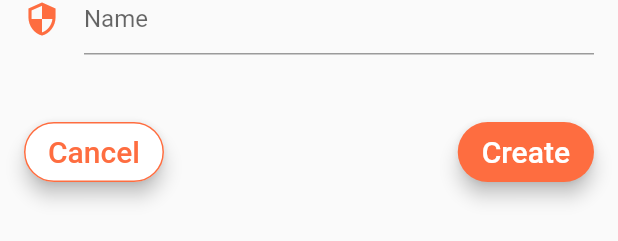
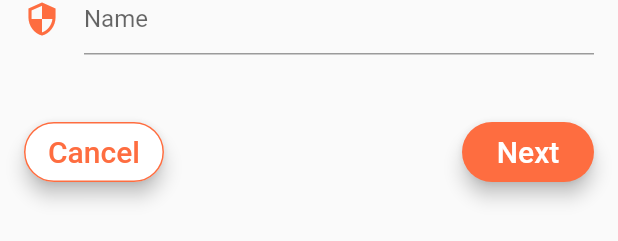
Before and after one commit to Ruenzic/NightWatchOld, a Flutter app: the HomeView widget shown alone on an empty page, opened directly, after a tap on "Create", on a phone screen of 412 x 824 dp. Shown: the part 118-359 px from the top of the screen. Run offline on Flutter 3.47's test engine with Material 2 defaults, Android fonts, the phone set to English and light mode, and no system bars; our stand-ins replace cloud_firestore, firebase_auth, firebase_database, google_maps_flutter; missing offline and left inert: flutter_google_places, geocoder; accounts and stored records are empty.

Commit message:
Setting up create form on home page and google maps services

```diff
--- a/lib/views/home_view.dart
+++ b/lib/views/home_view.dart
@@ -3,6 +3,10 @@ import 'package:i_am_rich/models/user.dart';
 import 'package:i_am_rich/services/user_service.dart';
 import 'package:provider/provider.dart';
 import 'package:firebase_auth/firebase_auth.dart';
+import 'package:geocoder/geocoder.dart';
+import 'package:flutter_google_places/flutter_google_places.dart';
+import 'package:google_maps_flutter/google_maps_flutter.dart';
+
 
 class HomeView extends StatefulWidget {
   @override
@@ -16,10 +20,15 @@ class _HomeState extends State<HomeView> {
   final _formKey = new GlobalKey<FormState>();
   String _name;
   bool _isPrivate = false;
+  String _formPage = '1';
+  String _location_name;
+  String _location_latitude;
+  String _location_longitude;
+
+//  const kGoogleApiKey = "Api_key";
+//  GoogleMapsPlaces _places = GoogleMapsPlaces(apiKey: kGoogleApiKey);
 
   Widget build(BuildContext context) {
-
-
     final user = Provider.of<User>(context);
     final firebaseUser = Provider.of<FirebaseUser>(context);
 
@@ -45,30 +54,44 @@ class _HomeState extends State<HomeView> {
             ]),
           );
         } else {
+          return showForm();
+        }
+      }
+    }
+  }
+
+  Widget showForm() {
     return new Container(
       padding: EdgeInsets.all(16.0),
       child: new Form(
         key: _formKey,
-              child: new ListView(
+        child: showFormStep()
+      ),
+    );
+  }
+
+  Widget showFormStep() {
+    if (_formPage == '1') {
+      return new ListView(
         shrinkWrap: true,
         children: <Widget>[
           showNameInput(),
-//                  showPrivateSwitch(),
           Row(
             mainAxisAlignment: MainAxisAlignment.spaceBetween,
             children: <Widget>[
               showCancelFormButton(),
-                      showCreateFormButton(),
+              showNextButton(),
             ],
           ),
-//                  showPrimaryButton(),
-//                  showErrorMessage(),
         ],
-              ),
-            ),
       );
-        }
-      }
+    } else if (_formPage == '2') {
+      return new ListView(
+        shrinkWrap: true,
+        children: <Widget>[
+
+        ],
+      );
     }
   }
 
@@ -150,6 +173,54 @@ class _HomeState extends State<HomeView> {
         ),
       ),
     );
+  }
+
+  Widget showNextButton() {
+    return new Padding(
+      padding: EdgeInsets.fromLTRB(0.0, 45.0, 0.0, 0.0),
+      child: SizedBox(
+        height: 40.0,
+        child: new RaisedButton(
+          elevation: 5.0,
+          shape: new RoundedRectangleBorder(
+              borderRadius: new BorderRadius.circular(30.0)),
+          color: Color.fromRGBO(254, 109, 64, 1),
+          child: new Text('Next',
+              style: new TextStyle(fontSize: 20.0, color: Colors.white)),
+          onPressed: nextFormStep,
+        ),
+      ),
+    );
+  }
+
+  Widget showPreviousButton() {
+    return new Padding(
+      padding: EdgeInsets.fromLTRB(0.0, 45.0, 0.0, 0.0),
+      child: SizedBox(
+        height: 40.0,
+        child: new RaisedButton(
+          elevation: 5.0,
+          shape: new RoundedRectangleBorder(
+              borderRadius: new BorderRadius.circular(30.0)),
+          color: Color.fromRGBO(254, 109, 64, 1),
+          child: new Text('Previous',
+              style: new TextStyle(fontSize: 20.0, color: Colors.white)),
+          onPressed: previousFormStep,
+        ),
+      ),
+    );
+  }
+
+  nextFormStep(){
+    setState(() {
+      _formPage = '2';
+    });
+  }
+
+  previousFormStep(){
+    setState(() {
+      _formPage = '1';
+    });
   }
 
   Widget showCancelFormButton() {
@@ -248,7 +319,7 @@ class _HomeState extends State<HomeView> {
   }
 
   showPrivateSwitch() {
-    if (_isPrivate == null){
+    if (_isPrivate == null) {
       return Container(height: 0.0, width: 0.0);
     }
     return Padding(
--- a/lib/views/tabs_view.dart
+++ b/lib/views/tabs_view.dart
@@ -41,7 +41,7 @@ class _TabsState extends State<TabsView> {
           backgroundColor: Colors.blueGrey[900],
         ),
         body: _currentView,
-        backgroundColor: Colors.white,
+        backgroundColor: Color.fromRGBO(247, 247, 247, 1),
         bottomNavigationBar: BottomNavigationBar(
           onTap: onTabTapped,
           currentIndex: _currentIndex,
--- a/pubspec.yaml
+++ b/pubspec.yaml
@@ -26,6 +26,10 @@ dependencies:
   firebase_core: ^0.4.0+9
   cloud_firestore: ^0.12.9+5
   provider: ^4.0.4
+  flutter_google_places: ^0.2.4
+  geocoder: ^0.2.1
+  google_maps_flutter: ^0.5.25+3
+
 
 dev_dependencies:
   flutter_test:
```
Also changed, not shown: lib/views/map_view.dart (+40 -12 lines), lib/views/schedule_view.dart (+48 -1 lines), assets/no_group.png (added), pubspec.lock, 5 other files. Lines whose indentation alone changed are shown as unchanged.
